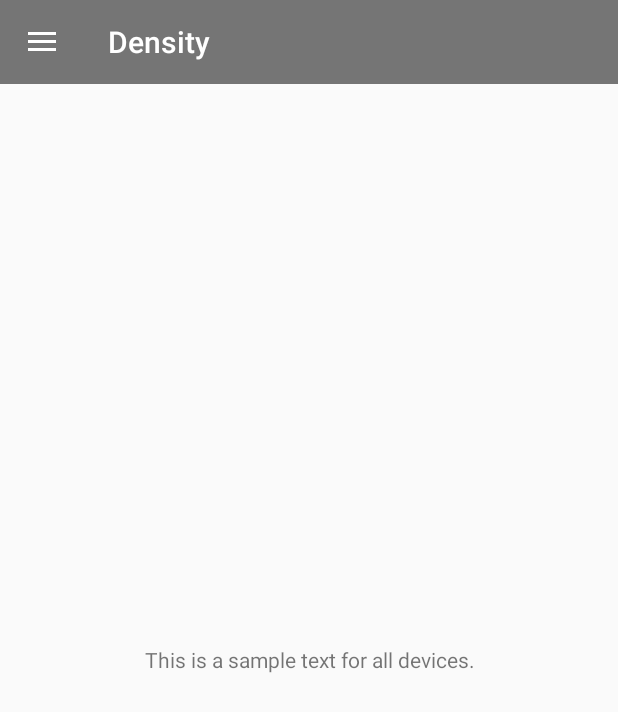
After one commit to allo86/ScreenInfo, an Android app: the fragment OrientationFragment placed in its activity, on a phone screen of 412 x 824 dp. The commit adds this screen. Shown: the top 712 px of the screen. Run offline under Robolectric (Android 15) with nearby library versions, the phone set to English and light mode, and no system bars; our stand-ins replace ButterKnife; 1 statement that could not run was skipped.

```diff
--- a/app/build.gradle
+++ b/app/build.gradle
@@ -31,11 +31,9 @@ dependencies {
     compile 'com.android.support:appcompat-v7:25.1.0'
     compile 'com.android.support:design:25.1.0'
     compile 'com.android.support:support-v4:25.1.0'
+    compile 'com.jakewharton:butterknife:8.5.1'
+    compile 'frankiesardo:icepick:3.2.0'
     testCompile 'junit:junit:4.12'
-    // Butterknife
-    compile 'com.jakewharton:butterknife:8.5.1'
     annotationProcessor 'com.jakewharton:butterknife-compiler:8.5.1'
-    // Icepick
-    compile 'frankiesardo:icepick:3.2.0'
     provided 'frankiesardo:icepick-processor:3.2.0'
 }
--- /dev/null
+++ b/app/src/main/java/com/allo/screeninfo/orientation/OrientationFragment.java
@@ -0,0 +1,88 @@
+package com.allo.screeninfo.orientation;
+
+import android.content.Context;
+import android.os.Bundle;
+import android.support.v4.app.Fragment;
+import android.view.LayoutInflater;
+import android.view.View;
+import android.view.ViewGroup;
+
+import com.allo.screeninfo.R;
+import com.allo.screeninfo.base.BaseFragment;
+
+/**
+ * A simple {@link Fragment} subclass.
+ * Activities that contain this fragment must implement the
+ * {@link OrientationFragment.OnFragmentInteractionListener} interface
+ * to handle interaction events.
+ * Use the {@link OrientationFragment#newInstance} factory method to
+ * create an instance of this fragment.
+ */
+public class OrientationFragment extends BaseFragment {
+
+    /**
+     * This interface must be implemented by activities that contain this
+     * fragment to allow an interaction in this fragment to be communicated
+     * to the activity and potentially other fragments contained in that
+     * activity.
+     * <p>
+     * See the Android Training lesson <a href=
+     * "http://developer.android.com/training/basics/fragments/communicating.html"
+     * >Communicating with Other Fragments</a> for more information.
+     */
+    public interface OnFragmentInteractionListener {
+    }
+
+    private OnFragmentInteractionListener mListener;
+
+    public OrientationFragment() {
+        // Required empty public constructor
+    }
+
+    /**
+     * Use this factory method to create a new instance of
+     * this fragment using the provided parameters.
+     *
+     * @return A new instance of fragment OrientationFragment.
+     */
+    public static OrientationFragment newInstance() {
+        return new OrientationFragment();
+    }
+
+    @Override
+    public void onCreate(Bundle savedInstanceState) {
+        super.onCreate(savedInstanceState);
+    }
+
+    @Override
+    public int getLayoutResource() {
+        return R.layout.fragment_orientation;
+    }
+
+    @Override
+    public void initializeUI() {
+
+    }
+
+    @Override
+    public void showData() {
+
+    }
+
+    @Override
+    public void onAttach(Context context) {
+        super.onAttach(context);
+        if (context instanceof OnFragmentInteractionListener) {
+            mListener = (OnFragmentInteractionListener) context;
+        } else {
+            throw new RuntimeException(context.toString()
+                    + " must implement OnFragmentInteractionListener");
+        }
+    }
+
+    @Override
+    public void onDetach() {
+        super.onDetach();
+        mListener = null;
+    }
+}
--- /dev/null
+++ b/app/src/main/res/layout-sw600dp-land/fragment_orientation.xml
@@ -0,0 +1,25 @@
+<LinearLayout xmlns:android="http://schemas.android.com/apk/res/android"
+    xmlns:tools="http://schemas.android.com/tools"
+    android:layout_width="match_parent"
+    android:layout_height="match_parent"
+    android:orientation="horizontal"
+    android:weightSum="2"
+    tools:context="com.allo.screeninfo.orientation.OrientationFragment">
+
+    <TextView
+        android:layout_width="0dp"
+        android:layout_height="match_parent"
+        android:layout_gravity="center"
+        android:layout_weight="1"
+        android:gravity="center"
+        android:text="@string/text_orientation" />
+
+    <TextView
+        android:layout_width="0dp"
+        android:layout_height="match_parent"
+        android:layout_gravity="center"
+        android:layout_weight="1"
+        android:gravity="center"
+        android:text="@string/text_tablets" />
+
+</LinearLayout>
--- /dev/null
+++ b/app/src/main/res/layout-sw600dp/fragment_orientation.xml
@@ -0,0 +1,25 @@
+<LinearLayout xmlns:android="http://schemas.android.com/apk/res/android"
+    xmlns:tools="http://schemas.android.com/tools"
+    android:layout_width="match_parent"
+    android:layout_height="match_parent"
+    android:orientation="vertical"
+    android:weightSum="2"
+    tools:context="com.allo.screeninfo.orientation.OrientationFragment">
+
+    <TextView
+        android:layout_width="match_parent"
+        android:layout_height="0dp"
+        android:layout_gravity="center"
+        android:layout_weight="1"
+        android:gravity="center"
+        android:text="@string/text_orientation" />
+
+    <TextView
+        android:layout_width="match_parent"
+        android:layout_height="0dp"
+        android:layout_gravity="center"
+        android:layout_weight="1"
+        android:gravity="center"
+        android:text="@string/text_tablets" />
+
+</LinearLayout>
--- /dev/null
+++ b/app/src/main/res/layout-sw720dp-land/fragment_orientation.xml
@@ -0,0 +1,25 @@
+<LinearLayout xmlns:android="http://schemas.android.com/apk/res/android"
+    xmlns:tools="http://schemas.android.com/tools"
+    android:layout_width="match_parent"
+    android:layout_height="match_parent"
+    android:orientation="horizontal"
+    android:weightSum="2"
+    tools:context="com.allo.screeninfo.orientation.OrientationFragment">
+
+    <TextView
+        android:layout_width="0dp"
+        android:layout_height="match_parent"
+        android:layout_gravity="center"
+        android:layout_weight="1"
+        android:gravity="center"
+        android:text="@string/text_orientation" />
+
+    <TextView
+        android:layout_width="0dp"
+        android:layout_height="match_parent"
+        android:layout_gravity="center"
+        android:layout_weight="1"
+        android:gravity="center"
+        android:text="@string/text_tablets" />
+
+</LinearLayout>
--- /dev/null
+++ b/app/src/main/res/layout-sw720dp/fragment_orientation.xml
@@ -0,0 +1,25 @@
+<LinearLayout xmlns:android="http://schemas.android.com/apk/res/android"
+    xmlns:tools="http://schemas.android.com/tools"
+    android:layout_width="match_parent"
+    android:layout_height="match_parent"
+    android:orientation="vertical"
+    android:weightSum="2"
+    tools:context="com.allo.screeninfo.orientation.OrientationFragment">
+
+    <TextView
+        android:layout_width="match_parent"
+        android:layout_height="0dp"
+        android:layout_gravity="center"
+        android:layout_weight="1"
+        android:gravity="center"
+        android:text="@string/text_orientation" />
+
+    <TextView
+        android:layout_width="match_parent"
+        android:layout_height="0dp"
+        android:layout_gravity="center"
+        android:layout_weight="1"
+        android:gravity="center"
+        android:text="@string/text_tablets" />
+
+</LinearLayout>
--- /dev/null
+++ b/app/src/main/res/layout/fragment_orientation.xml
@@ -0,0 +1,15 @@
+<LinearLayout xmlns:android="http://schemas.android.com/apk/res/android"
+    xmlns:tools="http://schemas.android.com/tools"
+    android:layout_width="match_parent"
+    android:layout_height="match_parent"
+    android:orientation="vertical"
+    tools:context="com.allo.screeninfo.orientation.OrientationFragment">
+
+    <TextView
+        android:layout_width="match_parent"
+        android:layout_height="match_parent"
+        android:layout_gravity="center"
+        android:gravity="center"
+        android:text="@string/text_orientation" />
+
+</LinearLayout>
--- a/app/src/main/res/layout/toolbar.xml
+++ b/app/src/main/res/layout/toolbar.xml
@@ -1,9 +1,8 @@
 <android.support.v7.widget.Toolbar xmlns:android="http://schemas.android.com/apk/res/android"
-    xmlns:app="http://schemas.android.com/apk/res-auto"
     android:id="@+id/toolbar"
     android:layout_width="match_parent"
     android:layout_height="wrap_content"
     android:background="?attr/colorPrimaryDark"
     android:fitsSystemWindows="true"
     android:minHeight="?attr/actionBarSize"
-    app:theme="@style/ThemeOverlay.AppCompat.Dark.ActionBar" />
+    android:theme="@style/ThemeOverlay.AppCompat.Dark.ActionBar" />
--- a/app/src/main/res/menu/drawer_options.xml
+++ b/app/src/main/res/menu/drawer_options.xml
@@ -10,6 +10,14 @@
             android:id="@+id/text_fragment"
             android:icon="@mipmap/ic_launcher"
             android:title="@string/option_text" />
+        <item
+            android:id="@+id/orientation_fragment"
+            android:icon="@mipmap/ic_launcher"
+            android:title="@string/option_orientation" />
+        <item
+            android:id="@+id/size_fragment"
+            android:icon="@mipmap/ic_launcher"
+            android:title="@string/option_size" />
     </group>
 
 </menu>
--- a/app/src/main/res/values-sw600dp/dimens.xml
+++ b/app/src/main/res/values-sw600dp/dimens.xml
@@ -5,4 +5,6 @@
     <bool name="is_tablet_seven_inches">true</bool>
     <bool name="is_tablet_ten_inches">false</bool>
 
+    <string name="text_tablets">This is a sample text that only appears for 7\" tablets</string>
+
 </resources>
--- a/app/src/main/res/values-sw720dp/dimens.xml
+++ b/app/src/main/res/values-sw720dp/dimens.xml
@@ -5,4 +5,6 @@
     <bool name="is_tablet_seven_inches">false</bool>
     <bool name="is_tablet_ten_inches">true</bool>
 
+    <string name="text_tablets">This is a sample text that only appears for 10\" tablets</string>
+
 </resources>
--- a/app/src/main/res/values/colors.xml
+++ b/app/src/main/res/values/colors.xml
@@ -6,4 +6,8 @@
 
     <color name="white">#FFFFFF</color>
     <color name="black">#000000</color>
+
+    <color name="red">#FF0000</color>
+    <color name="green">#00FF00</color>
+    <color name="blue">#0000FF</color>
 </resources>
--- a/app/src/main/res/values/strings.xml
+++ b/app/src/main/res/values/strings.xml
@@ -36,4 +36,10 @@
     <string name="text_size_16">This is a text using 16sp font size.</string>
     <string name="text_size_18">This is a text using 18sp font size.</string>
 
+    <string name="text_orientation">This is a sample text for all devices.</string>
+
+    <string name="text_100dp_height">This is a 100dp height view</string>
+    <string name="text_200dp_height">This is a 200dp height view</string>
+    <string name="text_300dp_height">This is a 300dp height view</string>
+
 </resources>
--- a/app/src/main/res/values/strings_drawer.xml
+++ b/app/src/main/res/values/strings_drawer.xml
@@ -3,6 +3,8 @@
 
     <string name="option_density">Density</string>
     <string name="option_text">Text</string>
+    <string name="option_orientation">Orientation</string>
+    <string name="option_size">Sizes</string>
 
     <string name="drawer_open">Open navigation drawer</string>
     <string name="drawer_close">Close navigation drawer</string>
```
Also changed, not shown: app/src/main/java/com/allo/screeninfo/MainActivity.java (+11 -1 lines), app/src/main/java/com/allo/screeninfo/size/SizeFragment.java (added, +85 -0 lines), app/src/main/res/layout/fragment_size.xml (added, +32 -0 lines).
